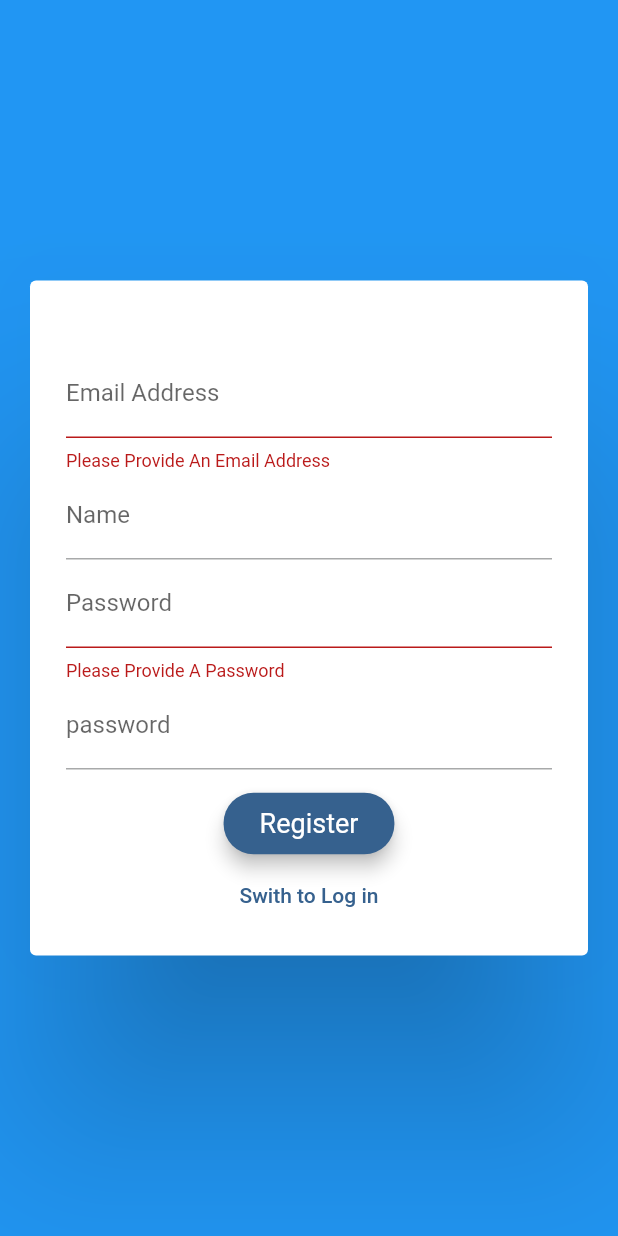
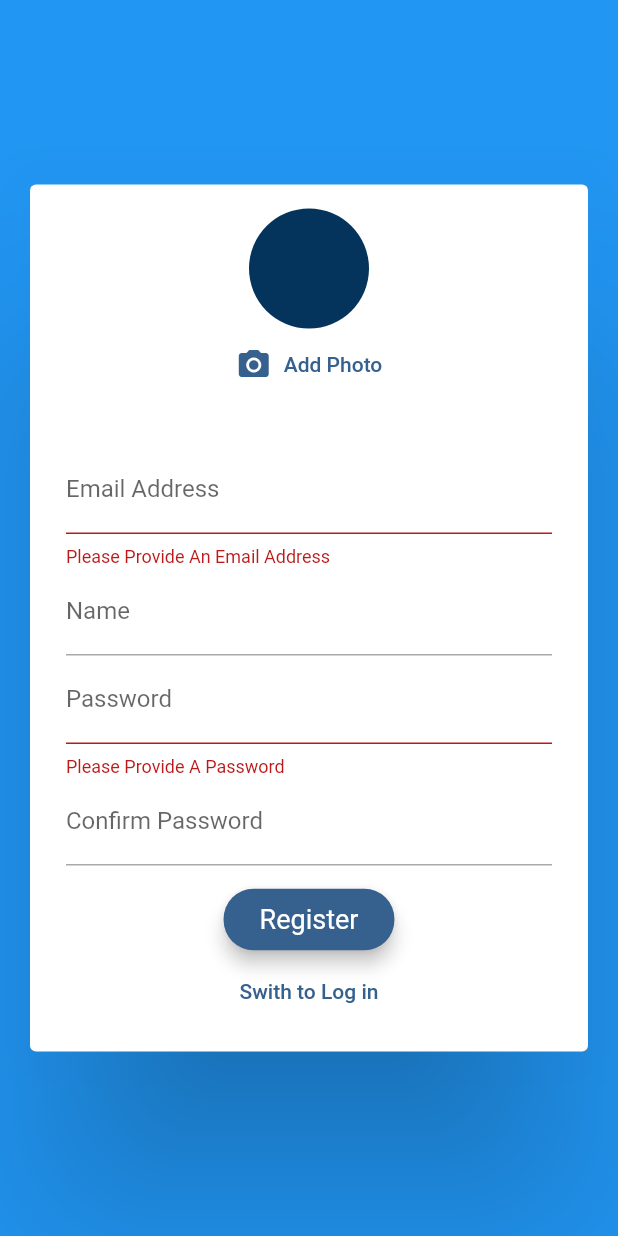
Before and after one commit to ChristopherLinnett/ChatApp-flutter-firebase, a Flutter app: the screen it shows after launch, after a tap on "Login", after a tap on "Create Account", on a phone screen of 412 x 824 dp. Run offline on Flutter 3.47's test engine with Material 2 defaults, Android fonts, the light colour scheme and no system bars; our stand-ins replace cloud_firestore, firebase_auth, firebase_core, image_picker; accounts and stored records are empty; generated files the repository leaves out were written again.

Commit message:
add imagepicker package add firebase_storage load images from loginscreen when in signup mode pass image to top level for submission

```diff
--- a/lib/screens/login_screen.dart
+++ b/lib/screens/login_screen.dart
@@ -1,3 +1,5 @@
+import 'dart:io';
+
 import 'package:chat_app_firebase_flutter/widgets/login_card.dart';
 import 'package:cloud_firestore/cloud_firestore.dart';
 import 'package:firebase_auth/firebase_auth.dart';
@@ -13,9 +15,11 @@ class LoginScreen extends StatefulWidget {
 class _LoginScreenState extends State<LoginScreen> {
   final _auth = FirebaseAuth.instance;
   var isLoading = false;
+
   Future<void> _submitAuthForm(
       {required Map userDetails,
       required AuthMode authMode,
+      File? image,
       required BuildContext ctx}) async {
     UserCredential authResult;
 
--- a/lib/widgets/login_card.dart
+++ b/lib/widgets/login_card.dart
@@ -1,3 +1,6 @@
+import 'dart:io';
+
+import 'package:chat_app_firebase_flutter/widgets/photo_upload.dart';
 import 'package:flutter/material.dart';
 
 enum AuthMode { signUp, login }
@@ -8,6 +11,7 @@ class LoginCard extends StatefulWidget {
   final void Function(
       {required Map userDetails,
       required AuthMode authMode,
+      File? image,
       required BuildContext ctx}) authCallback;
   final bool showLoader;
 
@@ -17,6 +21,7 @@ class LoginCard extends StatefulWidget {
 
 class _LoginCardState extends State<LoginCard> {
   final _formKey = GlobalKey<FormState>();
+  File? _newUserImage;
   AuthMode authMode = AuthMode.login;
   Map<String, String> userDetails = {
     'email': '',
@@ -25,24 +30,45 @@ class _LoginCardState extends State<LoginCard> {
   };
   String _pass1 = '';
 
+  void imageUpdater(File image) {
+    _newUserImage = image;
+  }
+
   void _trySubmit() {
     FocusScope.of(context).unfocus();
+
+    if (authMode == AuthMode.signUp && _newUserImage == null) {
+      ScaffoldMessenger.of(context).showSnackBar(
+        SnackBar(
+          content: Text(
+            'Please Add an Image to Sign Up',
+            textAlign: TextAlign.center,
+          ),
+          backgroundColor: Theme.of(context).errorColor,
+        ),
+      );
+      return;
+    }
+
     final isValid = _formKey.currentState?.validate();
     if (isValid != null && isValid) {
       _formKey.currentState?.save();
       _formKey.currentState?.reset();
       widget.authCallback(
-          userDetails: userDetails, authMode: authMode, ctx: context);
+          userDetails: userDetails,
+          authMode: authMode,
+          image: _newUserImage,
+          ctx: context);
     }
   }
 
   @override
   Widget build(BuildContext context) {
     return Center(
-      child: Card(
-        elevation: 60,
-        margin: const EdgeInsets.symmetric(vertical: 40, horizontal: 20),
-        child: SingleChildScrollView(
+      child: SingleChildScrollView(
+        child: Card(
+          elevation: 60,
+          margin: const EdgeInsets.symmetric(vertical: 40, horizontal: 20),
           child: Padding(
             padding: const EdgeInsets.symmetric(horizontal: 24.0, vertical: 16),
             child: Form(
@@ -51,6 +77,8 @@ class _LoginCardState extends State<LoginCard> {
                   mainAxisSize: MainAxisSize.max,
                   mainAxisAlignment: MainAxisAlignment.spaceEvenly,
                   children: [
+                    if (authMode == AuthMode.signUp)
+                      PhotoUpload(imageUpdater: imageUpdater),
                     const SizedBox(
                       height: 30,
                     ),
@@ -125,7 +153,7 @@ class _LoginCardState extends State<LoginCard> {
                           userDetails['password'] = newValue ?? '';
                         }),
                         decoration: const InputDecoration(
-                          labelText: "password",
+                          labelText: "Confirm Password",
                         ),
                         validator: (value) {
                           if (value == null || value.isEmpty) {
--- /dev/null
+++ b/lib/widgets/photo_upload.dart
@@ -0,0 +1,52 @@
+import 'dart:io';
+
+import 'package:flutter/material.dart';
+import 'package:image_picker/image_picker.dart';
+
+class PhotoUpload extends StatefulWidget {
+  const PhotoUpload({Key? key, required this.imageUpdater}) : super(key: key);
+  final Function imageUpdater;
+
+  @override
+  State<PhotoUpload> createState() => _PhotoUploadState();
+}
+
+class _PhotoUploadState extends State<PhotoUpload> {
+  File? _pickedImage;
+
+  void _pickImage() async {
+    final ImagePicker picker = ImagePicker();
+    final XFile? image = await picker.pickImage(source: ImageSource.gallery);
+    if (image == null) {
+      return;
+    }
+    var pickedImage = File(image.path);
+
+    setState(() {
+      _pickedImage = pickedImage;
+    });
+    widget.imageUpdater(_pickedImage!);
+  }
+
+  @override
+  Widget build(BuildContext context) {
+    return Column(
+      children: [
+        CircleAvatar(
+          radius: 40,
+          backgroundImage:
+              _pickedImage == null ? null : FileImage(_pickedImage!),
+        ),
+        TextButton.icon(
+            icon: Icon(
+              Icons.photo_camera,
+              size: 24,
+            ),
+            label: Text(
+              "Add Photo",
+            ),
+            onPressed: _pickImage),
+      ],
+    );
+  }
+}
--- a/pubspec.yaml
+++ b/pubspec.yaml
@@ -39,6 +39,8 @@ dependencies:
   firebase_core: ^2.4.0
   cloud_firestore: ^4.3.0
   firebase_auth: ^4.2.3
+  image_picker: ^0.8.6
+  firebase_storage: ^11.0.10
 
 dev_dependencies:
   flutter_test:
```
Also changed, not shown: pubspec.lock, 3 other files.
